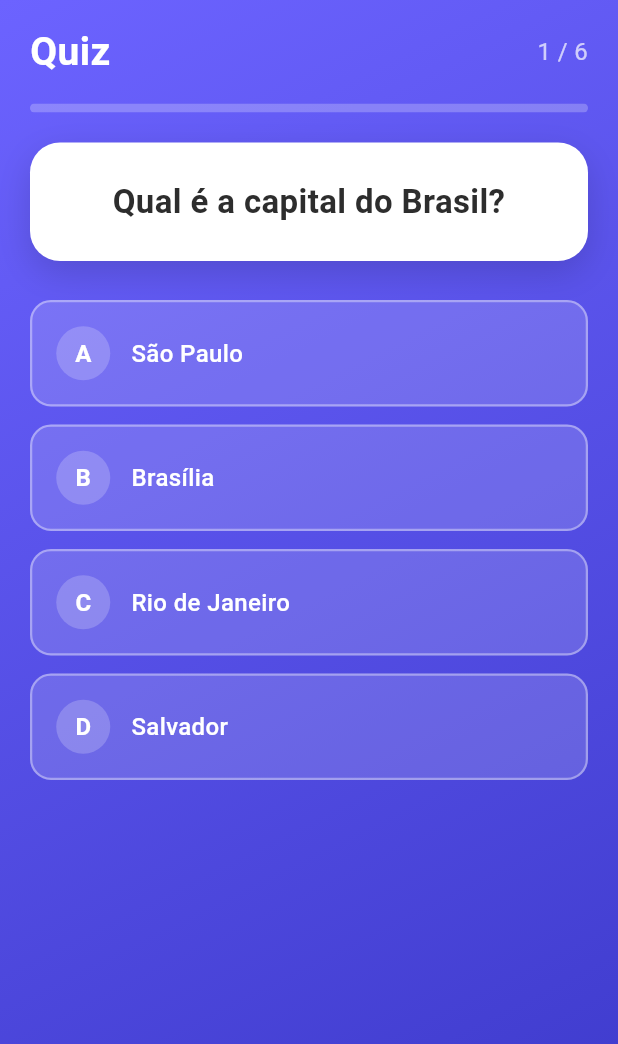
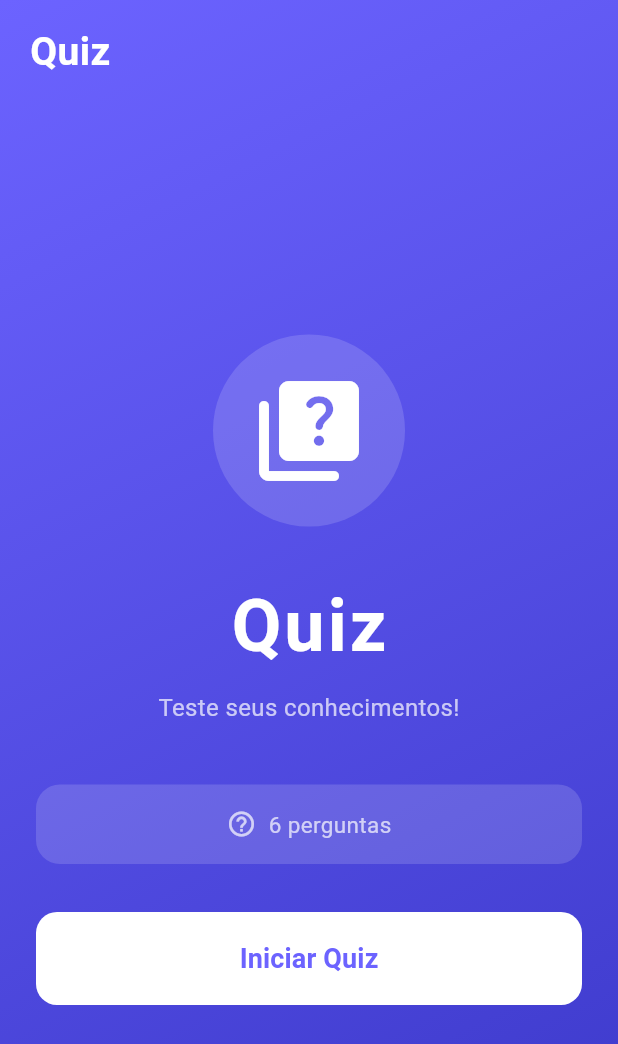
Before and after one commit to Victorlqz12/Projeto-quiz, a Flutter app: the screen it shows after launch, on a phone screen of 412 x 824 dp. Shown: the top 1044 px of the screen. Run offline on Flutter 3.47's test engine with Material 3 defaults, Android fonts, the phone set to English and light mode, and no system bars.

Commit message:
Implementação de tela inicial com botão para iniciar o quiz

```diff
--- a/lib/main.dart
+++ b/lib/main.dart
@@ -1,6 +1,7 @@
 import 'package:flutter/material.dart';
 import './resultado.dart';
 import './questionario.dart';
+import './tela_inicial.dart';
 
 void main() => runApp(const PerguntaApp());
 
@@ -12,6 +13,7 @@ class PerguntaApp extends StatefulWidget {
 }
 
 class _PerguntaAppState extends State<PerguntaApp> {
+  var jogoIniciado = false;
   var perguntaSelecionada = 0;
   var acertos = 0;
   final perguntas = const [
@@ -80,8 +82,17 @@ class _PerguntaAppState extends State<PerguntaApp> {
     }
   }
 
+  void iniciarJogo() {
+    setState(() {
+      jogoIniciado = true;
+      perguntaSelecionada = 0;
+      acertos = 0;
+    });
+  }
+
   void reiniciarQuestionario() {
     setState(() {
+      jogoIniciado = false;
       perguntaSelecionada = 0;
       acertos = 0;
     });
@@ -129,7 +140,7 @@ class _PerguntaAppState extends State<PerguntaApp> {
                           fontWeight: FontWeight.bold,
                         ),
                       ),
-                      if (temPerguntaSelecionada)
+                      if (jogoIniciado && temPerguntaSelecionada)
                         Text(
                           '${perguntaSelecionada + 1} / ${perguntas.length}',
                           style: const TextStyle(
@@ -140,7 +151,7 @@ class _PerguntaAppState extends State<PerguntaApp> {
                     ],
                   ),
                 ),
-                if (temPerguntaSelecionada)
+                if (jogoIniciado && temPerguntaSelecionada)
                   Padding(
                     padding: const EdgeInsets.symmetric(horizontal: 20),
                     child: ClipRRect(
@@ -154,13 +165,18 @@ class _PerguntaAppState extends State<PerguntaApp> {
                     ),
                   ),
                 Expanded(
-                  child: temPerguntaSelecionada
-                      ? Questionario(
-                          perguntaSelecionada: perguntaSelecionada,
-                          perguntas: perguntas,
-                          responder: responder,
+                  child: !jogoIniciado
+                      ? TelaInicial(
+                          totalPerguntas: perguntas.length,
+                          aoIniciar: iniciarJogo,
                         )
-                      : Resultado(acertos, perguntas.length, reiniciarQuestionario),
+                      : temPerguntaSelecionada
+                          ? Questionario(
+                              perguntaSelecionada: perguntaSelecionada,
+                              perguntas: perguntas,
+                              responder: responder,
+                            )
+                          : Resultado(acertos, perguntas.length, reiniciarQuestionario),
                 ),
               ],
             ),
--- /dev/null
+++ b/lib/tela_inicial.dart
@@ -0,0 +1,96 @@
+import 'package:flutter/material.dart';
+
+class TelaInicial extends StatelessWidget {
+  final int totalPerguntas;
+  final VoidCallback aoIniciar;
+
+  const TelaInicial({
+    super.key,
+    required this.totalPerguntas,
+    required this.aoIniciar,
+  });
+
+  @override
+  Widget build(BuildContext context) {
+    return Center(
+      child: Padding(
+        padding: const EdgeInsets.all(24),
+        child: Column(
+          mainAxisSize: MainAxisSize.min,
+          children: [
+            Container(
+              padding: const EdgeInsets.all(24),
+              decoration: BoxDecoration(
+                color: Colors.white.withValues(alpha: 0.15),
+                shape: BoxShape.circle,
+              ),
+              child: const Icon(
+                Icons.quiz_rounded,
+                size: 80,
+                color: Colors.white,
+              ),
+            ),
+            const SizedBox(height: 32),
+            const Text(
+              'Quiz',
+              style: TextStyle(
+                color: Colors.white,
+                fontSize: 48,
+                fontWeight: FontWeight.bold,
+                letterSpacing: 2,
+              ),
+            ),
+            const SizedBox(height: 8),
+            const Text(
+              'Teste seus conhecimentos!',
+              style: TextStyle(
+                color: Colors.white70,
+                fontSize: 16,
+              ),
+            ),
+            const SizedBox(height: 40),
+            Container(
+              width: double.infinity,
+              padding: const EdgeInsets.symmetric(vertical: 16, horizontal: 20),
+              decoration: BoxDecoration(
+                color: Colors.white.withValues(alpha: 0.15),
+                borderRadius: BorderRadius.circular(16),
+              ),
+              child: Row(
+                mainAxisAlignment: MainAxisAlignment.center,
+                children: [
+                  const Icon(Icons.help_outline, color: Colors.white70, size: 20),
+                  const SizedBox(width: 8),
+                  Text(
+                    '$totalPerguntas perguntas',
+                    style: const TextStyle(color: Colors.white70, fontSize: 15),
+                  ),
+                ],
+              ),
+            ),
+            const SizedBox(height: 32),
+            SizedBox(
+              width: double.infinity,
+              child: ElevatedButton(
+                onPressed: aoIniciar,
+                style: ElevatedButton.styleFrom(
+                  backgroundColor: Colors.white,
+                  foregroundColor: const Color(0xFF6C63FF),
+                  padding: const EdgeInsets.symmetric(vertical: 18),
+                  shape: RoundedRectangleBorder(
+                    borderRadius: BorderRadius.circular(14),
+                  ),
+                  elevation: 0,
+                ),
+                child: const Text(
+                  'Iniciar Quiz',
+                  style: TextStyle(fontSize: 18, fontWeight: FontWeight.bold),
+                ),
+              ),
+            ),
+          ],
+        ),
+      ),
+    );
+  }
+}
```
